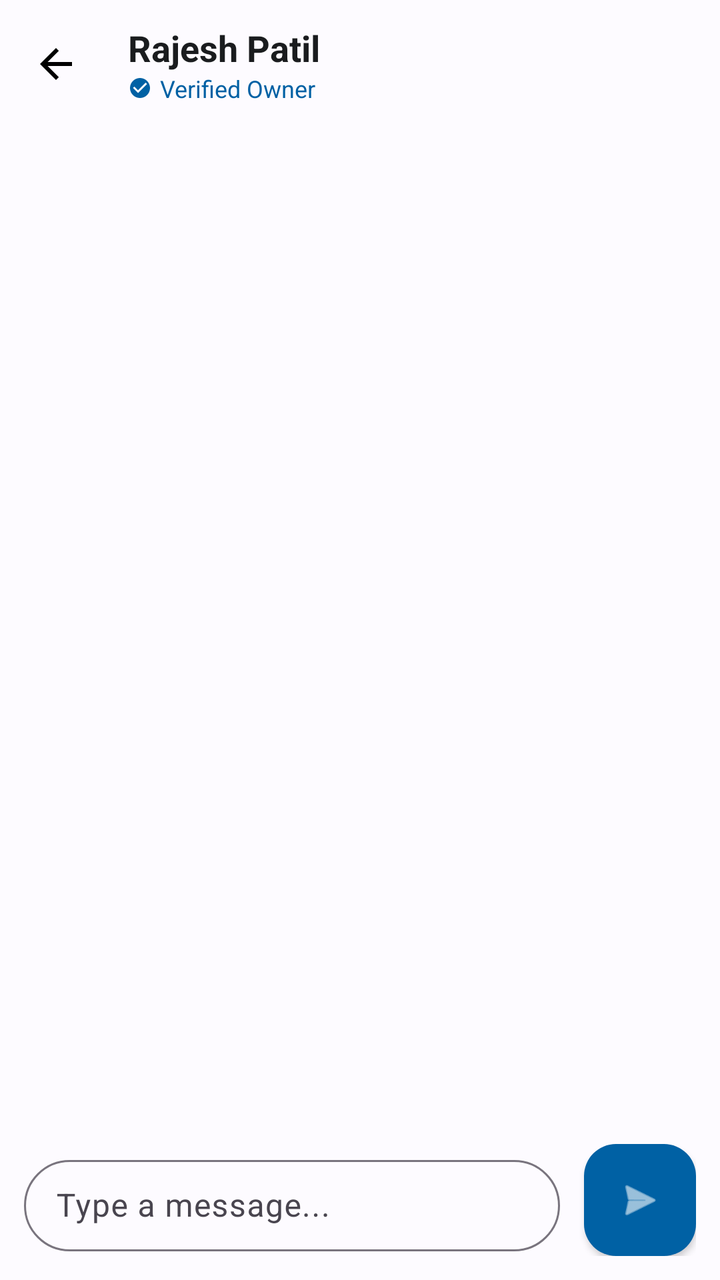
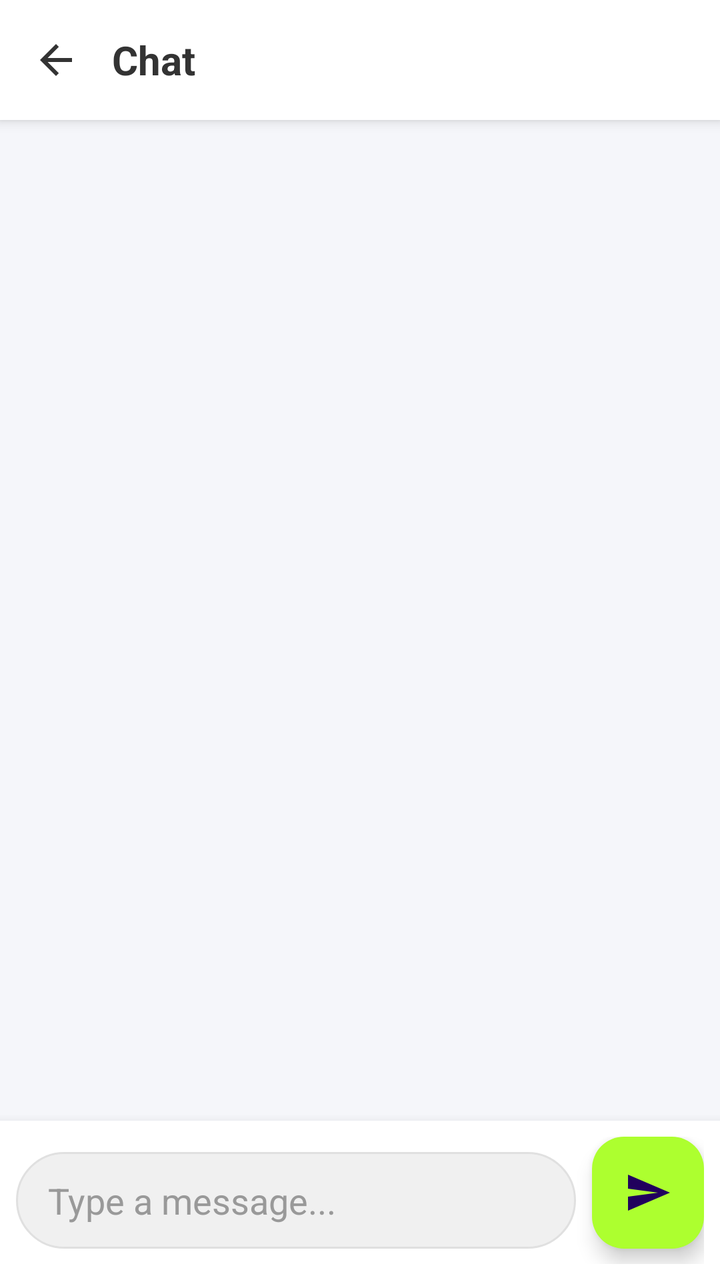

The first picture is an Android layout as it rendered before a commit; the second is the same layout after the commit. The layout source and the unified diff follow.
<!-- AndroidManifest.xml: application theme Theme.StudentRoomSharingApp -->
<!-- res/layout/activity_chat.xml -->
<?xml version="1.0" encoding="utf-8"?>
<androidx.constraintlayout.widget.ConstraintLayout
    xmlns:android="http://schemas.android.com/apk/res/android"
    xmlns:app="http://schemas.android.com/apk/res-auto"
    xmlns:tools="http://schemas.android.com/tools"
    android:layout_width="match_parent"
    android:layout_height="match_parent"
    android:background="@color/md_theme_light_background">

    <com.google.android.material.appbar.AppBarLayout
        android:id="@+id/appbar_chat"
        android:layout_width="match_parent"
        android:layout_height="wrap_content"
        app:elevation="4dp"
        app:layout_constraintTop_toTopOf="parent">

        <androidx.appcompat.widget.Toolbar
            android:id="@+id/toolbar_chat"
            android:layout_width="match_parent"
            android:layout_height="?attr/actionBarSize"
            android:background="@color/md_theme_light_surface"
            app:navigationIcon="@drawable/baseline_arrow_back_24">

            <LinearLayout
                android:layout_width="wrap_content"
                android:layout_height="wrap_content"
                android:orientation="vertical"
                android:layout_gravity="start"
                android:layout_marginStart="8dp">

                <TextView
                    android:id="@+id/tv_chat_user_name"
                    android:layout_width="wrap_content"
                    android:layout_height="wrap_content"
                    android:text="Rajesh Patil"
                    android:textSize="18sp"
                    android:textStyle="bold"
                    android:textColor="@color/md_theme_light_onBackground" />

                <LinearLayout
                    android:layout_width="wrap_content"
                    android:layout_height="wrap_content"
                    android:orientation="horizontal"
                    android:gravity="center_vertical">

                    <ImageView
                        android:layout_width="12dp"
                        android:layout_height="12dp"
                        android:src="@drawable/baseline_check_circle_24"
                        app:tint="@color/md_theme_light_primary" />

                    <TextView
                        android:layout_width="wrap_content"
                        android:layout_height="wrap_content"
                        android:text="Verified Owner"
                        android:textSize="12sp"
                        android:textColor="@color/md_theme_light_primary"
                        android:layout_marginStart="4dp" />
                </LinearLayout>
            </LinearLayout>
        </androidx.appcompat.widget.Toolbar>
    </com.google.android.material.appbar.AppBarLayout>

    <androidx.recyclerview.widget.RecyclerView
        android:id="@+id/recycler_view_chat"
        android:layout_width="match_parent"
        android:layout_height="0dp"
        android:paddingTop="16dp"
        android:paddingBottom="16dp"
        android:clipToPadding="false"
        app:layout_constraintTop_toBottomOf="@id/appbar_chat"
        app:layout_constraintBottom_toTopOf="@id/layout_chat_input"
        tools:listitem="@layout/item_message_sent"/>

    <androidx.constraintlayout.widget.ConstraintLayout
        android:id="@+id/layout_chat_input"
        android:layout_width="match_parent"
        android:layout_height="wrap_content"
        android:background="@color/md_theme_light_surface"
        android:padding="12dp"
        app:layout_constraintBottom_toBottomOf="parent">

        <com.google.android.material.textfield.TextInputLayout
            android:id="@+id/til_message"
            style="@style/Widget.Material3.TextInputLayout.OutlinedBox"
            android:layout_width="0dp"
            android:layout_height="wrap_content"
            android:hint="Type a message..."
            app:boxCornerRadiusTopStart="24dp"
            app:boxCornerRadiusTopEnd="24dp"
            app:boxCornerRadiusBottomStart="24dp"
            app:boxCornerRadiusBottomEnd="24dp"
            android:layout_marginEnd="12dp"
            app:layout_constraintTop_toTopOf="parent"
            app:layout_constraintBottom_toBottomOf="parent"
            app:layout_constraintStart_toStartOf="parent"
            app:layout_constraintEnd_toStartOf="@id/fab_send">

            <com.google.android.material.textfield.TextInputEditText
                android:id="@+id/et_message_input"
                android:layout_width="match_parent"
                android:layout_height="wrap_content"
                android:inputType="textMultiLine"
                android:maxLines="4"
                android:paddingVertical="12dp"/>
        </com.google.android.material.textfield.TextInputLayout>

        <com.google.android.material.floatingactionbutton.FloatingActionButton
            android:id="@+id/fab_send"
            android:layout_width="wrap_content"
            android:layout_height="wrap_content"
            app:fabSize="normal"
            app:tint="@color/md_theme_light_onPrimary"
            app:backgroundTint="@color/md_theme_light_primary"
            app:elevation="2dp"
            android:src="@android:drawable/ic_menu_send"
            app:layout_constraintBottom_toBottomOf="parent"
            app:layout_constraintEnd_toEndOf="parent" />

    </androidx.constraintlayout.widget.ConstraintLayout>

</androidx.constraintlayout.widget.ConstraintLayout>
<!-- res/layout/item_message_sent.xml (included above) -->
<LinearLayout xmlns:android="http://schemas.android.com/apk/res/android"
    android:layout_width="match_parent"
    android:layout_height="wrap_content"
    android:layout_margin="5dp"
    android:gravity="right"
    android:orientation="horizontal"
    android:paddingLeft="80dp">


    <LinearLayout xmlns:android="http://schemas.android.com/apk/res/android"
        android:layout_width="match_parent"
        android:layout_height="wrap_content"
        android:layout_margin="5dp"
        android:gravity="right"
        android:orientation="vertical">


        <TextView
            android:id="@+id/messageTextView"
            android:layout_width="wrap_content"
            android:layout_height="wrap_content"
            android:layout_margin="8dp"
            android:background="@drawable/bg_message_sent"
            android:padding="8dp"
            android:textColor="@android:color/white" />

    </LinearLayout>


</LinearLayout>
<!-- resources referenced by this layout -->
<resources>
  <color name="md_theme_light_background">#FDFBFF</color>
  <color name="md_theme_light_onBackground">#1A1C1E</color>
  <color name="md_theme_light_onPrimary">#FFFFFF</color>
  <color name="md_theme_light_primary">#0061A4</color>
  <color name="md_theme_light_surface">#FDFBFF</color>
  <!-- drawable baseline_arrow_back_24 (drawable) -->
  <vector xmlns:android="http://schemas.android.com/apk/res/android" android:autoMirrored="true" android:height="24dp" android:tint="#000000" android:viewportHeight="24" android:viewportWidth="24" android:width="24dp">
        
      <path android:fillColor="@android:color/white" android:pathData="M20,11H7.83l5.59,-5.59L12,4l-8,8 8,8 1.41,-1.41L7.83,13H20v-2z"/>
      
  </vector>
  <!-- drawable baseline_check_circle_24 (drawable) -->
  <vector xmlns:android="http://schemas.android.com/apk/res/android" android:height="24dp" android:tint="#000000" android:viewportHeight="24" android:viewportWidth="24" android:width="24dp">
        
      <path android:fillColor="@android:color/white" android:pathData="M12,2C6.48,2 2,6.48 2,12s4.48,10 10,10 10,-4.48 10,-10S17.52,2 12,2zM10,17l-5,-5 1.41,-1.41L10,14.17l7.59,-7.59L19,8l-9,9z"/>
      
  </vector>
  <!-- drawable bg_message_sent (drawable) -->
  <?xml version="1.0" encoding="utf-8"?>
  <androidx.constraintlayout.widget.ConstraintLayout
      xmlns:android="http://schemas.android.com/apk/res/android"
      xmlns:app="http://schemas.android.com/apk/res-auto"
      android:layout_width="match_parent"
      android:layout_height="wrap_content"
      android:paddingHorizontal="16dp"
      android:paddingVertical="4dp">
  
      <com.google.android.material.card.MaterialCardView
          android:id="@+id/card_sent"
          android:layout_width="wrap_content"
          android:layout_height="wrap_content"
          app:cardBackgroundColor="@color/md_theme_light_primary"
          app:cardCornerRadius="16dp"
          app:cardElevation="0dp"
          app:layout_constraintEnd_toEndOf="parent"
          app:layout_constraintTop_toTopOf="parent"
          app:layout_constraintWidth_max="wrap">
  
          <TextView
              android:id="@+id/tv_sent_message"
              android:layout_width="wrap_content"
              android:layout_height="wrap_content"
              android:maxWidth="260dp"
              android:paddingHorizontal="16dp"
              android:paddingVertical="12dp"
              android:text="Hi Rajesh, is the room still available?"
              android:textColor="@color/md_theme_light_onPrimary"
              android:textSize="16sp" />
      </com.google.android.material.card.MaterialCardView>
  
      <TextView
          android:id="@+id/tv_sent_time"
          android:layout_width="wrap_content"
          android:layout_height="wrap_content"
          android:text="10:42 AM"
          android:textSize="11sp"
          android:textColor="@color/md_theme_light_outline"
          android:layout_marginTop="4dp"
          app:layout_constraintTop_toBottomOf="@id/card_sent"
          app:layout_constraintEnd_toEndOf="@id/card_sent" />
  
  </androidx.constraintlayout.widget.ConstraintLayout>
  <style name="Theme.StudentRoomSharingApp" parent="Theme.Material3.DayNight">
  
          
          <item name="colorPrimary">@color/primary</item>
          <item name="colorPrimaryContainer">@color/primary_light</item>
  
          
          <item name="colorSecondary">@color/secondary</item>
  
          
          <item name="android:statusBarColor">@color/primary</item>
  
          
          <item name="android:navigationBarColor">@color/background</item>
  
          
          <item name="android:windowBackground">@color/background</item>
  
          
          <item name="colorControlHighlight">@color/primary_light</item>
  
      </style>
  <color name="md_theme_light_outline">#73777F</color>
  <color name="primary">#2563EB</color>
  <color name="primary_light">#DBEAFE</color>
  <color name="secondary">#14B8A6</color>
  <color name="background">#F8FAFC</color>
</resources>

<!-- the commit's change to res/layout/activity_chat.xml (unified diff, before → after) -->
@@ -1,153 +1,88 @@
 <?xml version="1.0" encoding="utf-8"?>
-<androidx.constraintlayout.widget.ConstraintLayout
-    xmlns:android="http://schemas.android.com/apk/res/android"
+<androidx.constraintlayout.widget.ConstraintLayout xmlns:android="http://schemas.android.com/apk/res/android"
     xmlns:app="http://schemas.android.com/apk/res-auto"
     xmlns:tools="http://schemas.android.com/tools"
     android:layout_width="match_parent"
     android:layout_height="match_parent"
-    android:background="@color/md_theme_light_background">
+    android:background="#F5F6FA">
 
-    <com.google.android.material.appbar.AppBarLayout
-        android:id="@+id/appbar_chat"
+
+    <LinearLayout
+    android:id="@+id/topBar"
+    android:layout_width="match_parent"
+    android:layout_height="60dp"
+    android:background="@android:color/white"
+    android:elevation="4dp"
+    android:gravity="center_vertical"
+    android:orientation="horizontal"
+    android:paddingHorizontal="16dp"
+    app:layout_constraintTop_toTopOf="parent">
+
+    <ImageView
+        android:id="@+id/btnBack"
+        android:layout_width="24dp"
+        android:layout_height="24dp"
+        android:src="@drawable/baseline_arrow_back_24"
+        app:tint="#333333" />
+
+    <TextView
+        android:id="@+id/tvChatTitle"
+        android:layout_width="wrap_content"
+        android:layout_height="wrap_content"
+        android:layout_marginStart="16dp"
+        android:text="Chat"
+        android:textColor="#333333"
+        android:textSize="20sp"
+        android:textStyle="bold" />
+</LinearLayout>
+
+    <androidx.recyclerview.widget.RecyclerView
+        android:id="@+id/recyclerViewChat"
+        android:layout_width="0dp"
+        android:layout_height="0dp"
+        app:layout_constraintTop_toBottomOf="@+id/topBar"
+        app:layout_constraintBottom_toTopOf="@+id/inputLayout"
+        app:layout_constraintStart_toStartOf="parent"
+        app:layout_constraintEnd_toEndOf="parent" />
+
+    <androidx.constraintlayout.widget.ConstraintLayout
+        android:id="@+id/inputLayout"
         android:layout_width="match_parent"
         android:layout_height="wrap_content"
-        app:elevation="4dp"
-        app:layout_constraintTop_toTopOf="parent">
-
-        <androidx.appcompat.widget.Toolbar
-            android:id="@+id/toolbar_chat"
-            android:layout_width="match_parent"
-            android:layout_height="?attr/actionBarSize"
-            android:background="@color/md_theme_light_surface"
-            app:navigationIcon="@drawable/baseline_arrow_back_24">
-
-            <LinearLayout
-                android:layout_width="wrap_content"
-                android:layout_height="wrap_content"
-                android:orientation="vertical"
-                android:layout_gravity="start"
-                android:layout_marginStart="8dp">
-
-                <TextView
-                    android:id="@+id/tv_chat_user_name"
-                    android:layout_width="wrap_content"
-                    android:layout_height="wrap_content"
-                    android:text="Rajesh Patil"
-                    android:textSize="18sp"
-                    android:textStyle="bold"
-                    android:textColor="@color/md_theme_light_onBackground" />
-
-                <LinearLayout
-                    android:layout_width="wrap_content"
-                    android:layout_height="wrap_content"
-                    android:orientation="horizontal"
-                    android:gravity="center_vertical">
-
-                    <ImageView
-                        android:layout_width="12dp"
-                        android:layout_height="12dp"
-                        android:src="@drawable/baseline_check_circle_24"
-                        app:tint="@color/md_theme_light_primary" />
-
-                    <TextView
-                        android:layout_width="wrap_content"
-                        android:layout_height="wrap_content"
-                        android:text="Verified Owner"
-                        android:textSize="12sp"
-                        android:textColor="@color/md_theme_light_primary"
-                        android:layout_marginStart="4dp" />
-                </LinearLayout>
-            </LinearLayout>
-        </androidx.appcompat.widget.Toolbar>
-    </com.google.android.material.appbar.AppBarLayout>
-
-    <androidx.recyclerview.widget.RecyclerView
-        android:id="@+id/recycler_view_chat"
-        android:layout_width="match_parent"
-        android:layout_height="0dp"
-        android:paddingTop="16dp"
-        android:paddingBottom="16dp"
-        android:clipToPadding="false"
-        app:layout_constraintTop_toBottomOf="@id/appbar_chat"
-        app:layout_constraintBottom_toTopOf="@id/layout_chat_input"
-        tools:listitem="@layout/item_message_sent"/>
-
-    <androidx.constraintlayout.widget.ConstraintLayout
-        android:id="@+id/layout_chat_input"
-        android:layout_width="match_parent"
-        android:layout_height="wrap_content"
-        android:background="@color/md_theme_light_surface"
-        android:padding="12dp"
+        android:background="@android:color/white"
+        android:elevation="8dp"
+        android:padding="8dp"
         app:layout_constraintBottom_toBottomOf="parent">
 
-        <com.google.android.material.textfield.TextInputLayout
-            android:id="@+id/til_message"
-            style="@style/Widget.Material3.TextInputLayout.OutlinedBox"
+        <EditText
+            android:id="@+id/etMessageInput"
             android:layout_width="0dp"
             android:layout_height="wrap_content"
+            android:layout_marginEnd="8dp"
+            android:background="@drawable/bg_input_field"
             android:hint="Type a message..."
-            app:boxCornerRadiusTopStart="24dp"
-            app:boxCornerRadiusTopEnd="24dp"
-            app:boxCornerRadiusBottomStart="24dp"
-            app:boxCornerRadiusBottomEnd="24dp"
-            android:layout_marginEnd="12dp"
-            app:layout_constraintTop_toTopOf="parent"
+            android:inputType="textMultiLine"
+            android:maxLines="4"
+            android:paddingHorizontal="16dp"
+            android:paddingVertical="12dp"
+            android:textColor="#333333"
+            android:textColorHint="#999999"
             app:layout_constraintBottom_toBottomOf="parent"
+            app:layout_constraintEnd_toStartOf="@+id/fabSend"
             app:layout_constraintStart_toStartOf="parent"
-            app:layout_constraintEnd_toStartOf="@id/fab_send">
-
-            <com.google.android.material.textfield.TextInputEditText
-                android:id="@+id/et_message_input"
-                android:layout_width="match_parent"
-                android:layout_height="wrap_content"
-                android:inputType="textMultiLine"
-                android:maxLines="4"
-                android:paddingVertical="12dp"/>
-        </com.google.android.material.textfield.TextInputLayout>
+            app:layout_constraintTop_toTopOf="parent" />
 
         <com.google.android.material.floatingactionbutton.FloatingActionButton
-            android:id="@+id/fab_send"
+            android:id="@+id/fabSend"
             android:layout_width="wrap_content"
             android:layout_height="wrap_content"
-            app:fabSize="normal"
-            app:tint="@color/md_theme_light_onPrimary"
-            app:backgroundTint="@color/md_theme_light_primary"
-            app:elevation="2dp"
-            android:src="@android:drawable/ic_menu_send"
-            app:layout_constraintBottom_toBottomOf="parent"
+            android:contentDescription="Send"
+            android:src="@drawable/baseline_send_24"
+            app:fabSize="mini"
+            android:backgroundTint="@color/GreenYellow"
+            app:layout_constraintBottom_toBottomOf="@+id/etMessageInput"
             app:layout_constraintEnd_toEndOf="parent" />
 
     </androidx.constraintlayout.widget.ConstraintLayout>
 
 </androidx.constraintlayout.widget.ConstraintLayout>
-<!-- res/layout/item_message_sent.xml (included above) -->
-<LinearLayout xmlns:android="http://schemas.android.com/apk/res/android"
-    android:layout_width="match_parent"
-    android:layout_height="wrap_content"
-    android:layout_margin="5dp"
-    android:gravity="right"
-    android:orientation="horizontal"
-    android:paddingLeft="80dp">
-
-
-    <LinearLayout xmlns:android="http://schemas.android.com/apk/res/android"
-        android:layout_width="match_parent"
-        android:layout_height="wrap_content"
-        android:layout_margin="5dp"
-        android:gravity="right"
-        android:orientation="vertical">
-
-
-        <TextView
-            android:id="@+id/messageTextView"
-            android:layout_width="wrap_content"
-            android:layout_height="wrap_content"
-            android:layout_margin="8dp"
-            android:background="@drawable/bg_message_sent"
-            android:padding="8dp"
-            android:textColor="@android:color/white" />
-
-    </LinearLayout>
-
-
-</LinearLayout>
<!-- resource entries referenced after the edit -->
@@ -1,67 +1,25 @@
 <!-- resources referenced by this layout -->
 <resources>
-  <color name="md_theme_light_background">#FDFBFF</color>
-  <color name="md_theme_light_onBackground">#1A1C1E</color>
-  <color name="md_theme_light_onPrimary">#FFFFFF</color>
-  <color name="md_theme_light_primary">#0061A4</color>
-  <color name="md_theme_light_surface">#FDFBFF</color>
+  <color name="GreenYellow">#ADFF2F</color>
   <!-- drawable baseline_arrow_back_24 (drawable) -->
   <vector xmlns:android="http://schemas.android.com/apk/res/android" android:autoMirrored="true" android:height="24dp" android:tint="#000000" android:viewportHeight="24" android:viewportWidth="24" android:width="24dp">
         
       <path android:fillColor="@android:color/white" android:pathData="M20,11H7.83l5.59,-5.59L12,4l-8,8 8,8 1.41,-1.41L7.83,13H20v-2z"/>
       
   </vector>
-  <!-- drawable baseline_check_circle_24 (drawable) -->
-  <vector xmlns:android="http://schemas.android.com/apk/res/android" android:height="24dp" android:tint="#000000" android:viewportHeight="24" android:viewportWidth="24" android:width="24dp">
+  <!-- drawable baseline_send_24 (drawable) -->
+  <vector xmlns:android="http://schemas.android.com/apk/res/android" android:autoMirrored="true" android:height="24dp" android:tint="#000000" android:viewportHeight="24" android:viewportWidth="24" android:width="24dp">
         
-      <path android:fillColor="@android:color/white" android:pathData="M12,2C6.48,2 2,6.48 2,12s4.48,10 10,10 10,-4.48 10,-10S17.52,2 12,2zM10,17l-5,-5 1.41,-1.41L10,14.17l7.59,-7.59L19,8l-9,9z"/>
+      <path android:fillColor="@android:color/white" android:pathData="M2.01,21L23,12 2.01,3 2,10l15,2 -15,2z"/>
       
   </vector>
-  <!-- drawable bg_message_sent (drawable) -->
+  <!-- drawable bg_input_field (drawable) -->
   <?xml version="1.0" encoding="utf-8"?>
-  <androidx.constraintlayout.widget.ConstraintLayout
-      xmlns:android="http://schemas.android.com/apk/res/android"
-      xmlns:app="http://schemas.android.com/apk/res-auto"
-      android:layout_width="match_parent"
-      android:layout_height="wrap_content"
-      android:paddingHorizontal="16dp"
-      android:paddingVertical="4dp">
-  
-      <com.google.android.material.card.MaterialCardView
-          android:id="@+id/card_sent"
-          android:layout_width="wrap_content"
-          android:layout_height="wrap_content"
-          app:cardBackgroundColor="@color/md_theme_light_primary"
-          app:cardCornerRadius="16dp"
-          app:cardElevation="0dp"
-          app:layout_constraintEnd_toEndOf="parent"
-          app:layout_constraintTop_toTopOf="parent"
-          app:layout_constraintWidth_max="wrap">
-  
-          <TextView
-              android:id="@+id/tv_sent_message"
-              android:layout_width="wrap_content"
-              android:layout_height="wrap_content"
-              android:maxWidth="260dp"
-              android:paddingHorizontal="16dp"
-              android:paddingVertical="12dp"
-              android:text="Hi Rajesh, is the room still available?"
-              android:textColor="@color/md_theme_light_onPrimary"
-              android:textSize="16sp" />
-      </com.google.android.material.card.MaterialCardView>
-  
-      <TextView
-          android:id="@+id/tv_sent_time"
-          android:layout_width="wrap_content"
-          android:layout_height="wrap_content"
-          android:text="10:42 AM"
-          android:textSize="11sp"
-          android:textColor="@color/md_theme_light_outline"
-          android:layout_marginTop="4dp"
-          app:layout_constraintTop_toBottomOf="@id/card_sent"
-          app:layout_constraintEnd_toEndOf="@id/card_sent" />
-  
-  </androidx.constraintlayout.widget.ConstraintLayout>
+  <shape xmlns:android="http://schemas.android.com/apk/res/android">
+      <solid android:color="#F0F0F0" />
+      <corners android:radius="24dp" />
+      <stroke android:width="1dp" android:color="#E0E0E0" />
+  </shape>
   <style name="Theme.StudentRoomSharingApp" parent="Theme.Material3.DayNight">
   
           
@@ -84,7 +42,6 @@
           <item name="colorControlHighlight">@color/primary_light</item>
   
       </style>
-  <color name="md_theme_light_outline">#73777F</color>
   <color name="primary">#2563EB</color>
   <color name="primary_light">#DBEAFE</color>
   <color name="secondary">#14B8A6</color>
